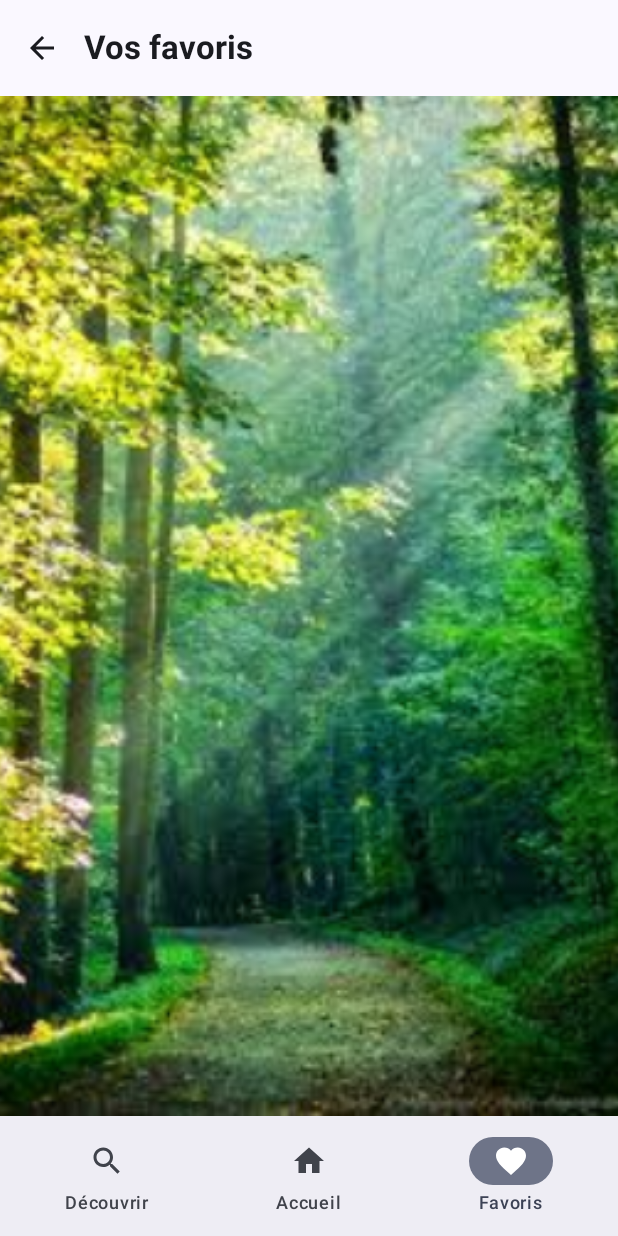
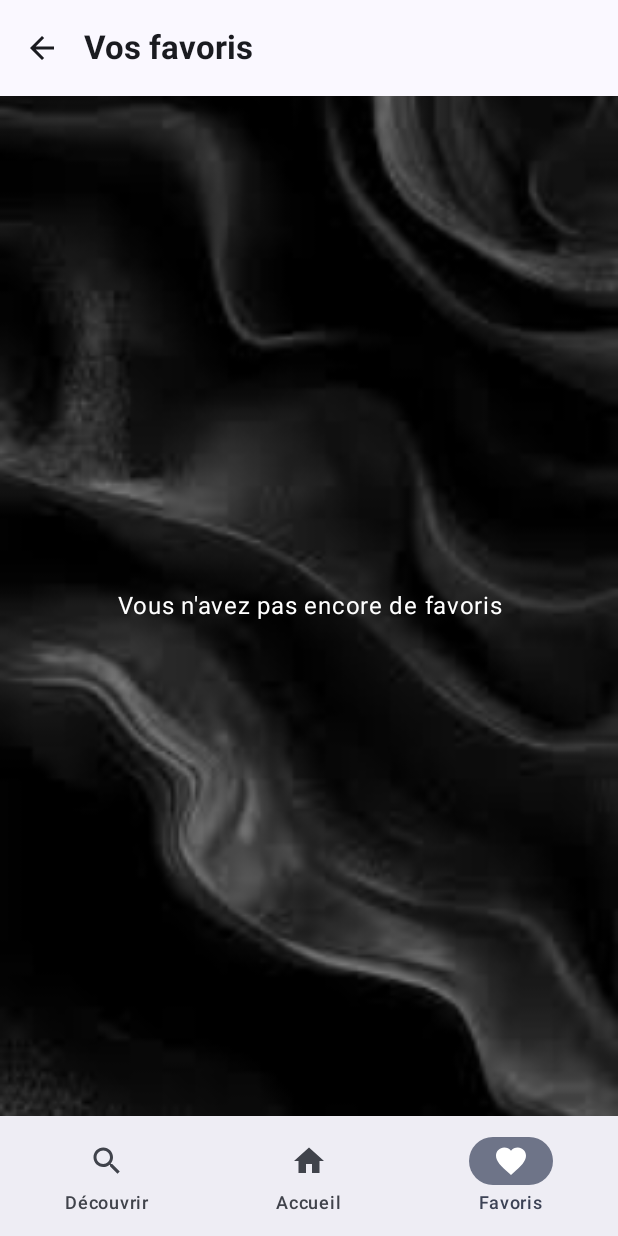
Before and after one commit to Gueyvelian/projet_android_FIA4, an Android app built with Jetpack Compose: the screen it shows after launch (MainActivity), item 3 of the bottom bar chosen, on a phone screen of 412 x 824 dp. Run offline under Robolectric (Android 15) with nearby library versions, the phone set to English and light mode, and no system bars; our stand-ins replace Navigation 3, Room's generated code; libraries missing offline, so code that uses them is left out: com.bumptech.glide.

```diff
--- a/app/src/main/java/com/example/myapplication/MainActivity.kt
+++ b/app/src/main/java/com/example/myapplication/MainActivity.kt
@@ -176,7 +176,7 @@ class MainActivity : ComponentActivity() {
                 ) {
                     // 1. L'image en arrière-plan
                     Image(
-                        painter = painterResource(id = R.drawable.foretimage),
+                        painter = painterResource(id = R.drawable.fondnoir),
                         contentDescription = "Fond d'écran forêt",
                         modifier = Modifier.fillMaxSize(),
                         contentScale = ContentScale.Crop // Remplit l'espace sans déformer
--- a/app/src/main/java/com/example/myapplication/ui/theme/ChampignonLike.kt
+++ b/app/src/main/java/com/example/myapplication/ui/theme/ChampignonLike.kt
@@ -1,68 +1,72 @@
 package com.example.myapplication.ui.theme
 
 
-import android.media.effect.EffectUpdateListener
+import android.R.attr.background
+import androidx.compose.foundation.background
 import androidx.compose.foundation.layout.Arrangement
 import androidx.compose.foundation.layout.Box
 import androidx.compose.foundation.layout.Column
 import androidx.compose.foundation.layout.Row
 import androidx.compose.foundation.layout.Spacer
-import androidx.compose.foundation.layout.fillMaxHeight
 import androidx.compose.foundation.layout.fillMaxSize
 import androidx.compose.foundation.layout.fillMaxWidth
 import androidx.compose.foundation.layout.height
 import androidx.compose.foundation.layout.padding
 import androidx.compose.foundation.lazy.LazyColumn
-import androidx.compose.foundation.lazy.itemsIndexed
 import androidx.compose.material.icons.Icons
 import androidx.compose.material.icons.filled.Delete
-import androidx.compose.material.icons.filled.Favorite
-import androidx.compose.material.icons.filled.Menu
-import androidx.compose.material3.Button
 import androidx.compose.material3.Card
 import androidx.compose.material3.CardDefaults
-import androidx.compose.material3.ExperimentalMaterial3Api
 import androidx.compose.material3.Icon
 import androidx.compose.material3.IconButton
 import androidx.compose.material3.MaterialTheme
-import androidx.compose.material3.Scaffold
 import androidx.compose.material3.Text
-import androidx.compose.material3.TopAppBar
 import androidx.compose.runtime.Composable
 import androidx.compose.runtime.LaunchedEffect
 import androidx.compose.runtime.collectAsState
 import androidx.compose.runtime.getValue
-import androidx.compose.runtime.mutableStateOf
-import androidx.compose.runtime.remember
-import androidx.compose.runtime.setValue
 import androidx.compose.ui.Alignment
 import androidx.compose.ui.Modifier
-import androidx.compose.ui.graphics.Color
 import androidx.compose.ui.unit.dp
-import androidx.lifecycle.viewmodel.compose.viewModel
 import com.bumptech.glide.integration.compose.ExperimentalGlideComposeApi
 import com.bumptech.glide.integration.compose.GlideImage
 import com.example.myapplication.ChampignonViewModel
 import androidx.compose.foundation.lazy.items
 import androidx.compose.ui.draw.clip
+import androidx.compose.ui.geometry.isEmpty
+import androidx.compose.ui.graphics.Color
 import androidx.compose.ui.layout.ContentScale
+import androidx.compose.ui.text.style.TextAlign
 
 
 @OptIn(ExperimentalGlideComposeApi::class)
 @Composable
 fun ChampignonLike(viewModel: ChampignonViewModel) {
     val champignonslike by viewModel.champignonFavori.collectAsState()
+
+    // Ce LaunchedEffect reste utile si votre Flow n'est pas "chaud"
+    // ou si vous voulez forcer un rafraîchissement à l'entrée.
     LaunchedEffect(Unit) {
         viewModel.getChampignonlike()
     }
-    //EffectUpdateListener()
-    Column(
-        modifier = Modifier
-            .padding(0.dp, 70.dp)
-    ) {
+
+    // --- DÉBUT DE LA MODIFICATION ---
+    if (champignonslike.isEmpty()) {
+
+        Box(
+            modifier = Modifier.fillMaxSize(),
+            contentAlignment = Alignment.Center,
+        ) {
+            Text(
+                text = "Vous n'avez pas encore de favoris",
+                style = MaterialTheme.typography.bodyLarge, // Un style un peu plus discret
+                textAlign = TextAlign.Center,
+                color = Color.White // Couleur du texte en blanc
+            )
+        }
+    } else {
         LazyColumn(
             modifier = Modifier.fillMaxSize(),
-            // Padding et espacement cohérents avec Cueillir.kt
             contentPadding = androidx.compose.foundation.layout.PaddingValues(16.dp),
             verticalArrangement = Arrangement.spacedBy(16.dp)
         ) {
```
Also changed, not shown: app/src/main/java/com/example/myapplication/ChampignonRepository.kt (+14 -5 lines), app/src/main/java/com/example/myapplication/ChampignonViewModel.kt (+25 -3 lines), app/src/main/java/com/example/myapplication/ui/theme/Cueillir.kt (+75 -16 lines), app/src/main/res/drawable/fondnoir.jpg (added), app/src/main/res/drawable/foretimage.jpg (deleted).
